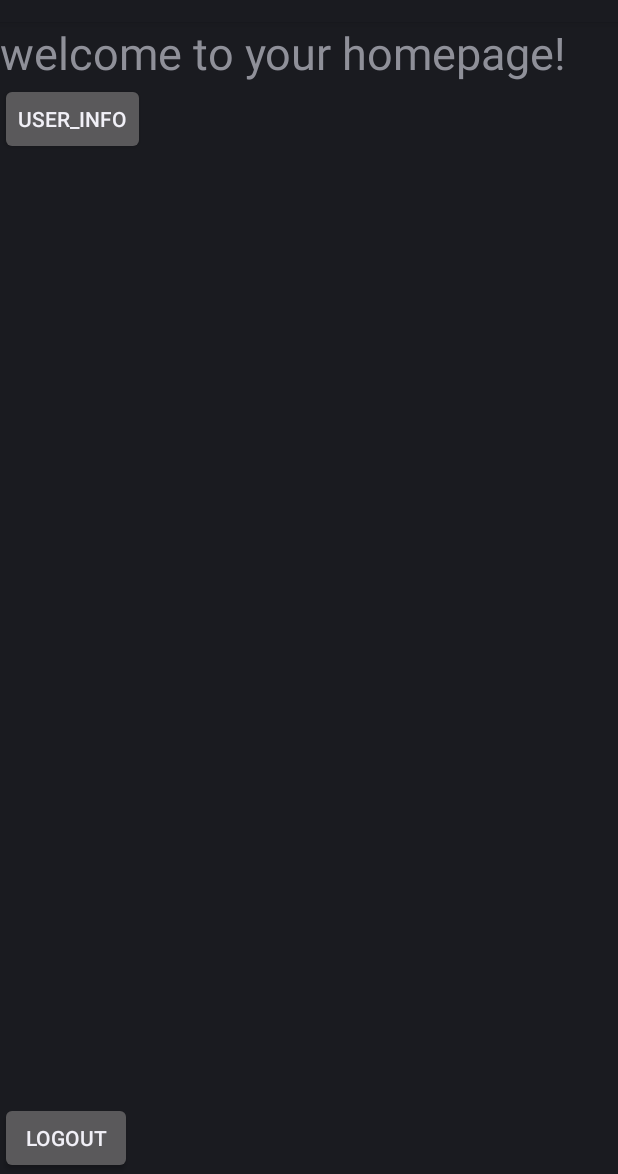
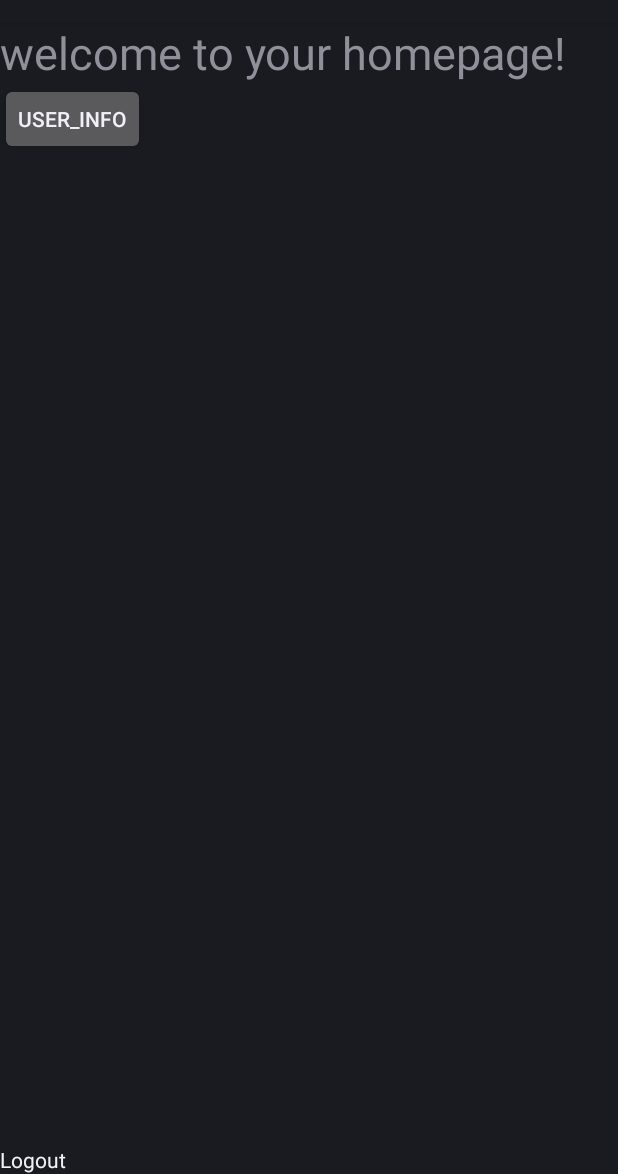
Before and after one commit to ChimpOnCloud/android_app, an Android app: the layout activity_homepage.xml on its own in the app's theme, with its tools: preview values and no code run, on a phone screen of 412 x 824 dp, the part 62-1236 px from its top. Run offline under Robolectric (Android 15) with nearby library versions, the phone set to English and light mode, and no system bars.

```diff
--- a/Frontend/app/src/main/res/layout/activity_homepage.xml
+++ b/Frontend/app/src/main/res/layout/activity_homepage.xml
@@ -24,7 +24,7 @@
         app:layout_constraintStart_toStartOf="parent"
         app:layout_constraintTop_toBottomOf="@id/textView2"/>
 
-    <Button
+    <androidx.appcompat.widget.AppCompatButton
         android:id="@+id/button_logout"
         android:layout_width="wrap_content"
         android:layout_height="wrap_content"
@@ -32,4 +32,5 @@
         android:onClick="logout"
         app:layout_constraintStart_toStartOf="parent"
         app:layout_constraintBottom_toBottomOf="parent"/>
+
 </androidx.constraintlayout.widget.ConstraintLayout>
```
Also changed, not shown: Frontend/app/src/main/java/com/example/frontend/MainActivity.java (+19 -1 lines).
